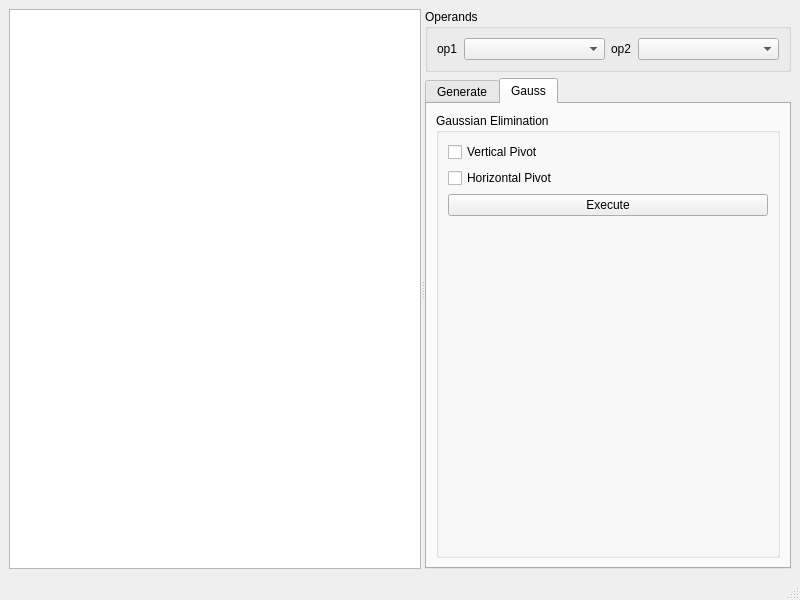
Before: the Qt Designer form Álgebra Computacional/Matrix/mainwindow.ui in RicardoBusta/Doutorado, drawn with Qt 5.
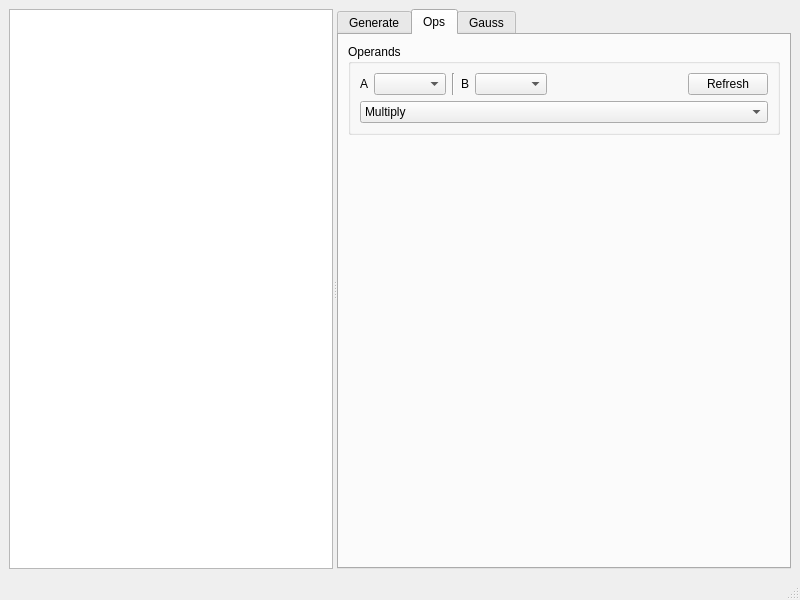
After: the same form once the commit is applied.

Commit message: Alterando uns negocios da interface e da estrutura interna

```diff
--- a/Álgebra Computacional/Matrix/mainwindow.ui
+++ b/Álgebra Computacional/Matrix/mainwindow.ui
@@ -23,35 +23,6 @@
       <widget class="QListWidget" name="matrix_listWidget"/>
       <widget class="QWidget" name="verticalLayoutWidget">
        <layout class="QVBoxLayout" name="verticalLayout">
-        <item>
-         <widget class="QGroupBox" name="groupBox_3">
-          <property name="title">
-           <string>Operands</string>
-          </property>
-          <layout class="QHBoxLayout" name="horizontalLayout_3" stretch="0,1,0,1">
-           <item>
-            <widget class="QLabel" name="label_2">
-             <property name="text">
-              <string>op1</string>
-             </property>
-            </widget>
-           </item>
-           <item>
-            <widget class="QComboBox" name="comboBox_2"/>
-           </item>
-           <item>
-            <widget class="QLabel" name="label_6">
-             <property name="text">
-              <string>op2</string>
-             </property>
-            </widget>
-           </item>
-           <item>
-            <widget class="QComboBox" name="comboBox"/>
-           </item>
-          </layout>
-         </widget>
-        </item>
         <item>
          <widget class="QTabWidget" name="tabWidget">
           <property name="currentIndex">
@@ -157,11 +128,147 @@
             </item>
            </layout>
           </widget>
+          <widget class="QWidget" name="tab_3">
+           <attribute name="title">
+            <string>Ops</string>
+           </attribute>
+           <layout class="QVBoxLayout" name="verticalLayout_5">
+            <item>
+             <widget class="QGroupBox" name="groupBox_4">
+              <property name="title">
+               <string>Operands</string>
+              </property>
+              <layout class="QVBoxLayout" name="verticalLayout_6" stretch="0,0">
+               <item>
+                <layout class="QHBoxLayout" name="horizontalLayout_2">
+                 <property name="leftMargin">
+                  <number>0</number>
+                 </property>
+                 <item>
+                  <widget class="QLabel" name="label_6">
+                   <property name="text">
+                    <string>A</string>
+                   </property>
+                  </widget>
+                 </item>
+                 <item>
+                  <widget class="QComboBox" name="ops_1_comboBox"/>
+                 </item>
+                 <item>
+                  <widget class="Line" name="line">
+                   <property name="orientation">
+                    <enum>Qt::Vertical</enum>
+                   </property>
+                  </widget>
+                 </item>
+                 <item>
+                  <widget class="QLabel" name="label_7">
+                   <property name="text">
+                    <string>B</string>
+                   </property>
+                  </widget>
+                 </item>
+                 <item>
+                  <widget class="QComboBox" name="ops_2_comboBox"/>
+                 </item>
+                 <item>
+                  <spacer name="horizontalSpacer_2">
+                   <property name="orientation">
+                    <enum>Qt::Horizontal</enum>
+                   </property>
+                   <property name="sizeHint" stdset="0">
+                    <size>
+                     <width>40</width>
+                     <height>20</height>
+                    </size>
+                   </property>
+                  </spacer>
+                 </item>
+                 <item>
+                  <widget class="QPushButton" name="ops_refresh_pushButton">
+                   <property name="text">
+                    <string>Refresh</string>
+                   </property>
+                  </widget>
+                 </item>
+                </layout>
+               </item>
+               <item>
+                <widget class="QComboBox" name="op_comboBox">
+                 <item>
+                  <property name="text">
+                   <string>Multiply</string>
+                  </property>
+                 </item>
+                 <item>
+                  <property name="text">
+                   <string>Add</string>
+                  </property>
+                 </item>
+                </widget>
+               </item>
+              </layout>
+             </widget>
+            </item>
+            <item>
+             <spacer name="verticalSpacer_2">
+              <property name="orientation">
+               <enum>Qt::Vertical</enum>
+              </property>
+              <property name="sizeHint" stdset="0">
+               <size>
+                <width>20</width>
+                <height>40</height>
+               </size>
+              </property>
+             </spacer>
+            </item>
+           </layout>
+          </widget>
           <widget class="QWidget" name="tab_2">
            <attribute name="title">
             <string>Gauss</string>
            </attribute>
            <layout class="QVBoxLayout" name="verticalLayout_2">
+            <item>
+             <widget class="QGroupBox" name="groupBox_3">
+              <property name="title">
+               <string>Operands</string>
+              </property>
+              <layout class="QHBoxLayout" name="horizontalLayout_3" stretch="0,1,0,0">
+               <item>
+                <widget class="QLabel" name="label_2">
+                 <property name="text">
+                  <string>matrix</string>
+                 </property>
+                </widget>
+               </item>
+               <item>
+                <widget class="QComboBox" name="gauss_op_comboBox"/>
+               </item>
+               <item>
+                <spacer name="horizontalSpacer">
+                 <property name="orientation">
+                  <enum>Qt::Horizontal</enum>
+                 </property>
+                 <property name="sizeHint" stdset="0">
+                  <size>
+                   <width>40</width>
+                   <height>20</height>
+                  </size>
+                 </property>
+                </spacer>
+               </item>
+               <item>
+                <widget class="QPushButton" name="gauss_refresh_pushButton">
+                 <property name="text">
+                  <string>refresh</string>
+                 </property>
+                </widget>
+               </item>
+              </layout>
+             </widget>
+            </item>
             <item>
              <widget class="QGroupBox" name="groupBox_2">
               <property name="title">
```
Left out of the diff: 3 changed lines with no effect on the pictures. The commit also changes 5 other files.
